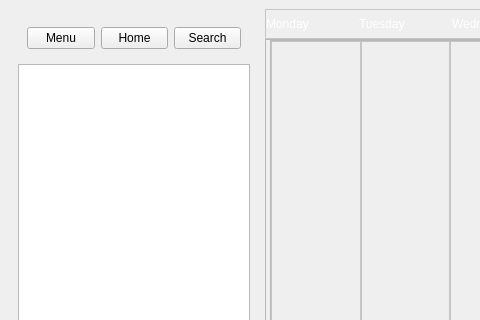
ZiggyOliver/TaskBucket, file calendar.ui: the form before one commit; both pictures show x 0 to 480 and y 0 to 320 of the 928 by 719 pixel window.
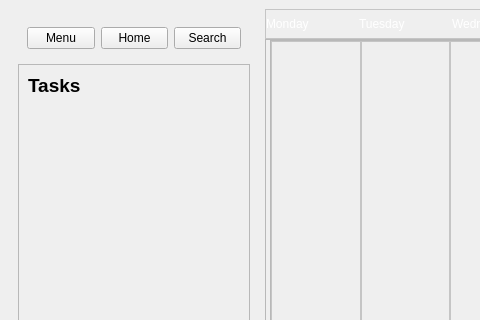
The form after the commit.

Diff of the .ui file:
```diff
--- a/calendar.ui
+++ b/calendar.ui
@@ -64,13 +64,47 @@
         </widget>
        </item>
        <item>
-        <widget class="QListView" name="menuList">
-         <property name="maximumSize">
-          <size>
-           <width>300</width>
-           <height>16777215</height>
-          </size>
+        <widget class="QFrame" name="ItemsList">
+         <property name="sizePolicy">
+          <sizepolicy hsizetype="Preferred" vsizetype="Expanding">
+           <horstretch>0</horstretch>
+           <verstretch>0</verstretch>
+          </sizepolicy>
          </property>
+         <property name="frameShape">
+          <enum>QFrame::Shape::StyledPanel</enum>
+         </property>
+         <property name="frameShadow">
+          <enum>QFrame::Shadow::Raised</enum>
+         </property>
+         <layout class="QVBoxLayout" name="verticalLayout_6">
+          <item>
+           <widget class="QLabel" name="label">
+            <property name="sizePolicy">
+             <sizepolicy hsizetype="Preferred" vsizetype="Fixed">
+              <horstretch>0</horstretch>
+              <verstretch>0</verstretch>
+             </sizepolicy>
+            </property>
+            <property name="text">
+             <string>&lt;html&gt;&lt;head/&gt;&lt;body&gt;&lt;p&gt;&lt;span style=&quot; font-size:14pt; font-weight:700;&quot;&gt;Tasks&lt;/span&gt;&lt;/p&gt;&lt;/body&gt;&lt;/html&gt;</string>
+            </property>
+           </widget>
+          </item>
+          <item>
+           <spacer name="verticalSpacer">
+            <property name="orientation">
+             <enum>Qt::Orientation::Vertical</enum>
+            </property>
+            <property name="sizeHint" stdset="0">
+             <size>
+              <width>20</width>
+              <height>40</height>
+             </size>
+            </property>
+           </spacer>
+          </item>
+         </layout>
         </widget>
        </item>
       </layout>
```
